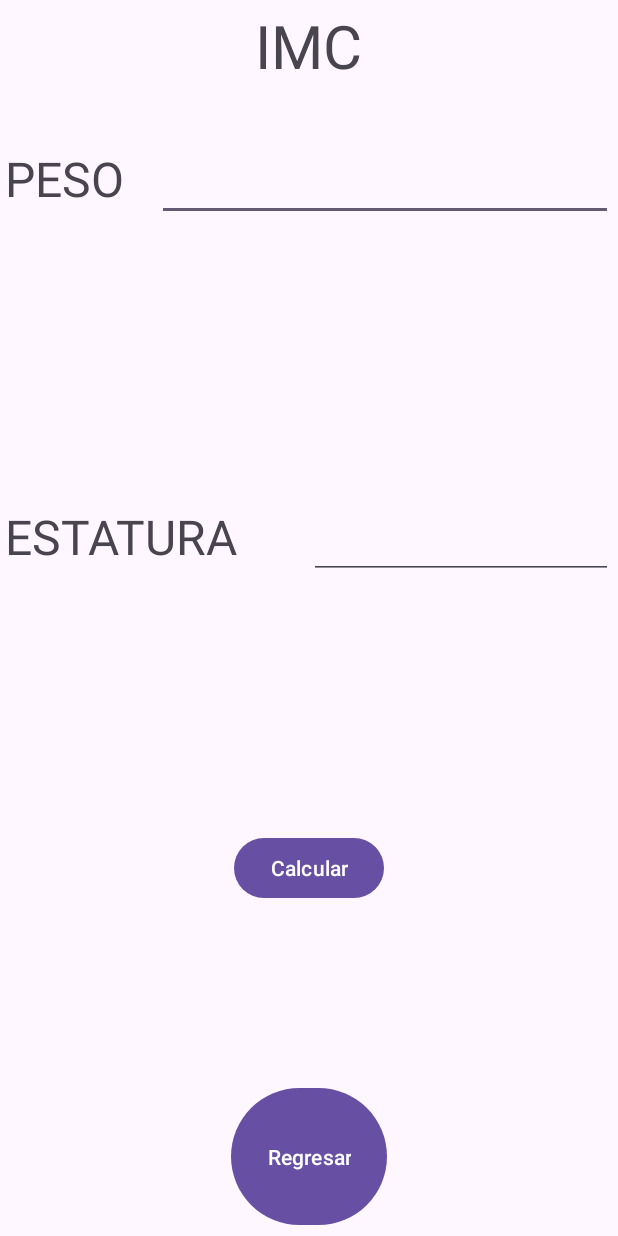
After one commit to JoseDom18/PrimerProyectoAndroid-Kotlin, an Android app: the layout activity_imc.xml on its own in the app's theme, with its tools: preview values and no code run, on a phone screen of 412 x 824 dp. The commit adds this screen. Run offline under Robolectric (Android 15) with nearby library versions, the phone set to English and light mode, and no system bars.

Commit message:
Creando segunda activity

```diff
--- /dev/null
+++ b/app/src/main/res/layout/activity_imc.xml
@@ -0,0 +1,121 @@
+<?xml version="1.0" encoding="utf-8"?>
+<androidx.constraintlayout.widget.ConstraintLayout xmlns:android="http://schemas.android.com/apk/res/android"
+    xmlns:app="http://schemas.android.com/apk/res-auto"
+    xmlns:tools="http://schemas.android.com/tools"
+    android:layout_width="match_parent"
+    android:layout_height="match_parent">
+
+    <LinearLayout
+        android:layout_width="0dp"
+        android:layout_height="0dp"
+        android:layout_marginStart="3dp"
+        android:layout_marginTop="3dp"
+        android:layout_marginEnd="3dp"
+        android:layout_marginBottom="3dp"
+        android:gravity="center_horizontal"
+        android:orientation="vertical"
+        app:layout_constraintBottom_toBottomOf="parent"
+        app:layout_constraintEnd_toEndOf="parent"
+        app:layout_constraintStart_toStartOf="parent"
+        app:layout_constraintTop_toTopOf="parent">
+
+        <TextView
+            android:id="@+id/textView"
+            android:layout_width="wrap_content"
+            android:layout_height="wrap_content"
+            android:text="IMC"
+            android:textSize="40dp"/>
+
+        <Space
+            android:layout_width="0dp"
+            android:layout_height="40dp"/>
+
+        <LinearLayout
+            android:layout_width="match_parent"
+            android:layout_height="match_parent"
+            android:layout_weight="1"
+            android:orientation="horizontal">
+
+            <TextView
+                android:id="@+id/textView2"
+                android:layout_width="match_parent"
+                android:layout_height="wrap_content"
+                android:layout_weight="3"
+                android:text="PESO"
+                android:textSize="32dp"/>
+
+            <EditText
+                android:id="@+id/peso"
+                android:layout_width="match_parent"
+                android:layout_height="wrap_content"
+                android:ems="10"
+                android:layout_weight="1"
+                android:inputType="text"
+                android:text="" />
+
+        </LinearLayout>
+
+        <Space
+            android:layout_width="0dp"
+            android:layout_height="20dp"/>
+
+        <LinearLayout
+            android:layout_width="match_parent"
+            android:layout_height="match_parent"
+            android:layout_weight="1"
+            android:orientation="horizontal">
+
+            <TextView
+                android:id="@+id/textView2"
+                android:layout_width="match_parent"
+                android:layout_height="wrap_content"
+                android:layout_weight="1"
+                android:text="ESTATURA"
+                android:textSize="32dp"/>
+
+            <EditText
+                android:id="@+id/estatura"
+                android:layout_width="match_parent"
+                android:layout_height="wrap_content"
+                android:ems="10"
+                android:layout_weight="1"
+                android:inputType="text"
+                android:text="" />
+
+        </LinearLayout>
+
+        <Button
+            android:id="@+id/calcularImc"
+            android:layout_width="wrap_content"
+            android:layout_height="wrap_content"
+            android:text="Calcular"/>
+
+        <LinearLayout
+            android:layout_width="match_parent"
+            android:layout_height="match_parent"
+            android:gravity="center_horizontal"
+            android:orientation="vertical"
+            android:layout_weight="1">
+
+            <TextView
+                android:id="@+id/ResultadoImc"
+                android:layout_width="wrap_content"
+                android:layout_height="wrap_content"
+                android:layout_weight="1"
+                android:text=""
+                android:textSize="50dp"/>
+
+            <Button
+                android:id="@+id/Regresar"
+                android:layout_width="wrap_content"
+                android:layout_height="wrap_content"
+                android:layout_weight="1"
+                android:text="Regresar" />
+        </LinearLayout>
+
+
+
+
+    </LinearLayout>
+
+</androidx.constraintlayout.widget.ConstraintLayout>
```
Also changed, not shown: app/src/main/java/com/example/primerproyecto/MainActivity.kt (+7 -0 lines), app/src/main/res/layout/activity_main.xml (+10 -0 lines), app/src/main/res/layout/activity_pantalla2.xml (added, +89 -0 lines).
